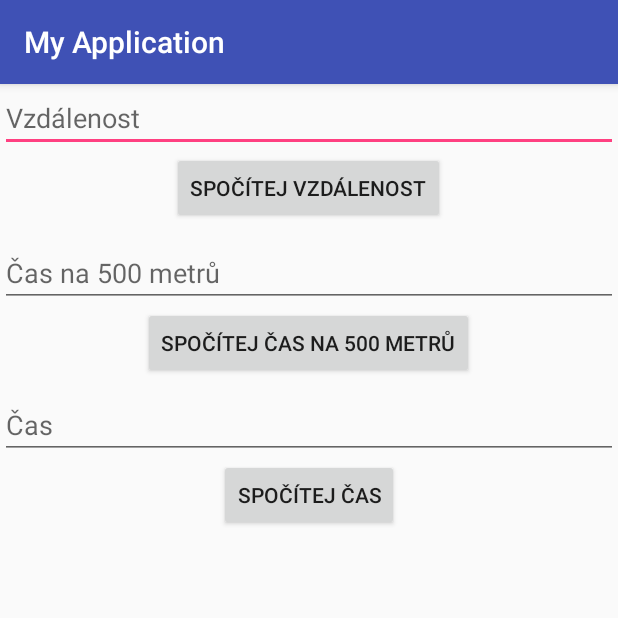
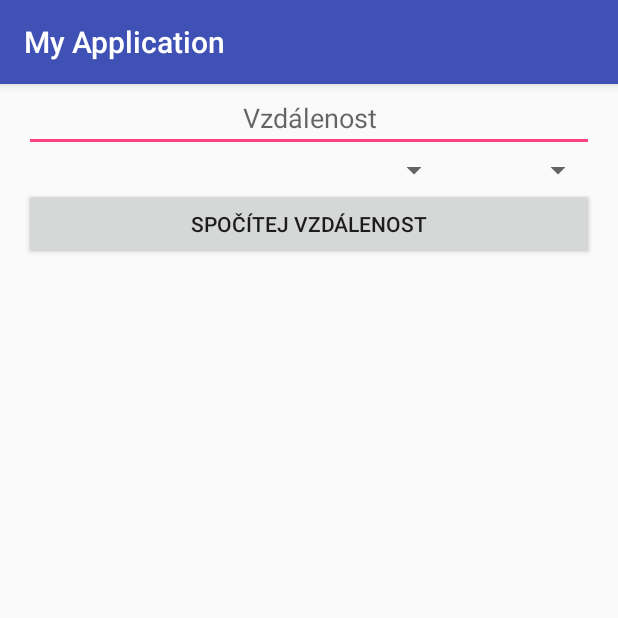
Before and after one commit to DohnalMichal/MyApp, an Android app: the CalculatorActivity screen opened directly, with no data from a screen before it, on a phone screen of 412 x 824 dp, the top half of it. Run offline under Robolectric (Android 15) with nearby library versions, the phone set to English and light mode, and no system bars.

```diff
--- a/app/src/main/java/com/example/dohny/myapplication/CalculatorActivity.java
+++ b/app/src/main/java/com/example/dohny/myapplication/CalculatorActivity.java
@@ -9,6 +9,5 @@ public class CalculatorActivity extends AppCompatActivity {
     protected void onCreate(Bundle savedInstanceState) {
         super.onCreate(savedInstanceState);
         setContentView(R.layout.activity_calculator);
-        final
     }
 }
--- a/app/src/main/res/layout/activity_calculator.xml
+++ b/app/src/main/res/layout/activity_calculator.xml
@@ -7,62 +7,37 @@
     android:layout_height="match_parent"
     tools:context="com.example.dohny.myapplication.CalculatorActivity">
 
+
+    <RelativeLayout xmlns:android="http://schemas.android.com/apk/res/android"
+        android:layout_width="match_parent"
+        android:layout_height="match_parent"
+        android:paddingLeft="16dp"
+        android:paddingRight="16dp" >
         <EditText
-        android:id="@+id/etVzdalenost"
+            android:id="@+id/name"
             android:layout_width="match_parent"
             android:layout_height="wrap_content"
-        android:ems="10"
-        android:hint="@string/vzdalenost"
-        android:inputType="textPersonName"
-        android:layout_alignParentTop="true"
+            android:hint="@string/etVzdalenost"
+            android:textAlignment="center"/>
+        <Spinner
+            android:id="@+id/dates"
+            android:layout_width="0dp"
+            android:layout_height="wrap_content"
+            android:layout_below="@id/name"
             android:layout_alignParentLeft="true"
-        android:layout_alignParentStart="true" />
-
+            android:layout_toLeftOf="@+id/times" />
+        <Spinner
+            android:id="@id/times"
+            android:layout_width="96dp"
+            android:layout_height="wrap_content"
+            android:layout_below="@id/name"
+            android:layout_alignParentRight="true" />
         <Button
-        android:id="@+id/bVzdalenost"
-        android:layout_width="wrap_content"
-        android:layout_height="wrap_content"
-        android:layout_below="@+id/etVzdalenost"
-        android:layout_centerHorizontal="true"
-        android:text="@string/split" />
-
-    <EditText
-        android:id="@+id/etSplit"
             android:layout_width="match_parent"
             android:layout_height="wrap_content"
-        android:ems="10"
-        android:hint="Čas na 500 metrů"
-        android:inputType="textPersonName"
-        android:layout_below="@+id/bVzdalenost"
-        android:layout_alignParentLeft="true"
-        android:layout_alignParentStart="true"
-        android:layout_marginTop="10dp" />
+            android:layout_below="@id/times"
+            android:layout_alignParentRight="true"
+            android:text="@string/bSpocitejVzdalnost" />
+    </RelativeLayout>
 
-    <Button
-        android:id="@+id/bSplit"
-        android:layout_width="wrap_content"
-        android:layout_height="wrap_content"
-        android:layout_below="@+id/etSplit"
-        android:layout_centerHorizontal="true"
-        android:text="Spočítej čas na 500 metrů" />
-
-    <EditText
-        android:id="@+id/etCas"
-        android:layout_width="match_parent"
-        android:layout_height="wrap_content"
-        android:layout_alignParentLeft="true"
-        android:layout_alignParentStart="true"
-        android:layout_below="@+id/bSplit"
-        android:layout_marginTop="8dp"
-        android:ems="10"
-        android:hint="Čas"
-        android:inputType="textPersonName" />
-
-    <Button
-        android:id="@+id/bCas"
-        android:layout_width="wrap_content"
-        android:layout_height="wrap_content"
-        android:layout_below="@+id/etCas"
-        android:layout_centerHorizontal="true"
-        android:text="Spočítej čas" />
 </RelativeLayout>
--- a/app/src/main/res/values/strings.xml
+++ b/app/src/main/res/values/strings.xml
@@ -12,5 +12,7 @@
     <string name="zavody">Závody</string>
     <string name="vzdalenost">Vzdálenost</string>
     <string name="split">Spočítej vzdálenost</string>
+    <string name="etVzdalenost">Vzdálenost</string>
+    <string name="bSpocitejVzdalnost">Spočítej vzdálenost</string>
 
 </resources>
```
Also changed, not shown: 1 other file. Lines whose indentation alone changed are shown as unchanged.
